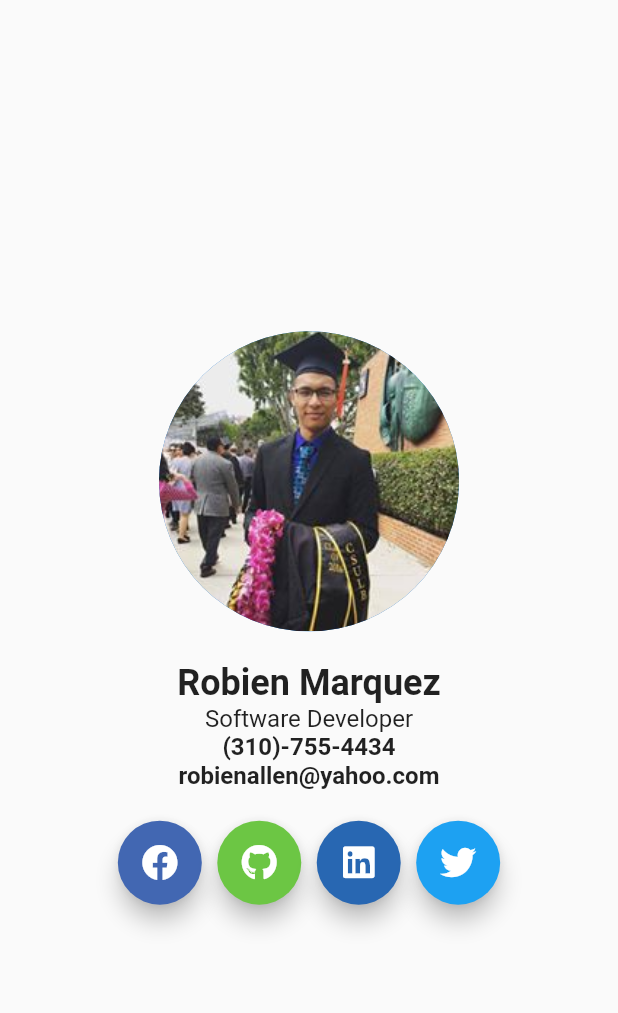
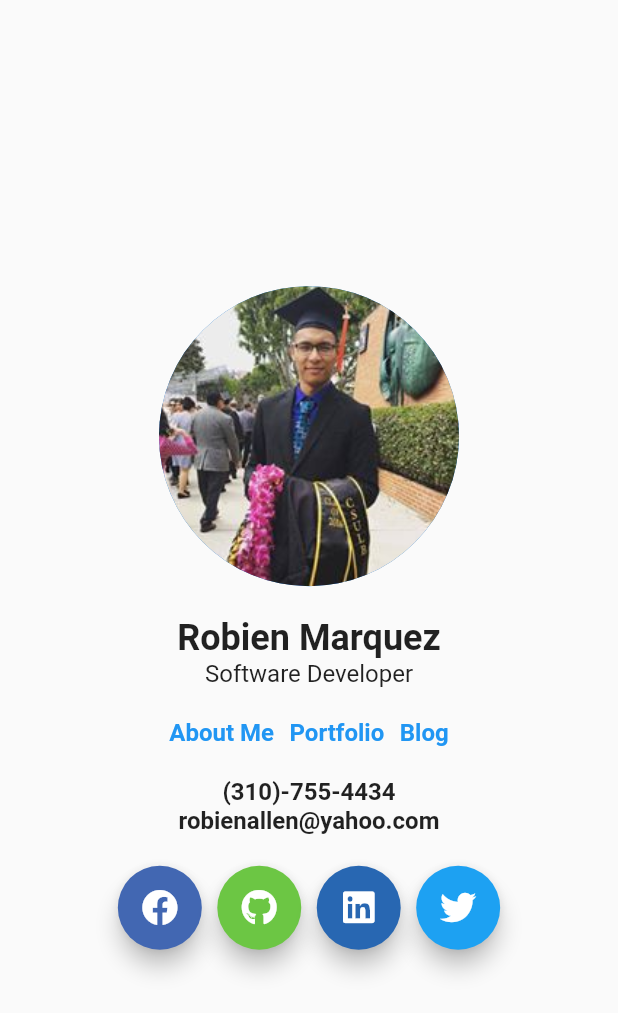
Before and after one commit to awwsnappitsrob24/flutter-personal-website, a Flutter app: the screen it shows after launch, on a phone screen of 412 x 824 dp. Shown: the top 1013 px of the screen. Run offline on Flutter 3.47's test engine with Material 2 defaults, Android fonts, the phone set to English and light mode, and no system bars; our stand-ins replace font_awesome_flutter.

Commit message:
create info hyperlinks for about me, portfolio and blog

```diff
--- a/lib/screens/home_page.dart
+++ b/lib/screens/home_page.dart
@@ -1,5 +1,6 @@
 import 'package:flutter/material.dart';
 import 'package:flutter_personal_website/utils/colors.dart';
+import 'package:flutter_personal_website/widgets/info_hyperlink.dart';
 import 'package:font_awesome_flutter/font_awesome_flutter.dart';
 import 'package:flutter_personal_website/utils/constants.dart';
 import 'package:flutter_personal_website/utils/size_config.dart';
@@ -13,6 +14,18 @@ class HomePage extends StatelessWidget {
   static const TextStyle titleStyle = TextStyle(fontSize: 16);
   static const TextStyle infoStyle =
       TextStyle(fontSize: 16, fontWeight: FontWeight.bold);
+
+  void _goToAboutMePage() {
+    print('about me');
+  }
+
+  void _goToPortfolioPage() {
+    print('portflio');
+  }
+
+  void _goToBlogPage() {
+    print('blog');
+  }
 
   @override
   Widget build(BuildContext context) {
@@ -36,6 +49,27 @@ class HomePage extends StatelessWidget {
             SizedBox(height: SizeConfig.widgetListHeightPadding),
             const Text(PersonalInfoConstants.myName, style: nameStyle),
             const Text(PersonalInfoConstants.myTitle, style: titleStyle),
+            SizedBox(height: SizeConfig.widgetListHeightPadding),
+            Row(
+              mainAxisAlignment: MainAxisAlignment.center,
+              children: [
+                InfoHyperlink(
+                  text: "About Me",
+                  onPressed: _goToAboutMePage,
+                ),
+                SizedBox(width: SizeConfig.widgetListWidthPadding),
+                InfoHyperlink(
+                  text: "Portfolio",
+                  onPressed: _goToPortfolioPage,
+                ),
+                SizedBox(width: SizeConfig.widgetListWidthPadding),
+                InfoHyperlink(
+                  text: "Blog",
+                  onPressed: _goToBlogPage,
+                ),
+              ],
+            ),
+            SizedBox(height: SizeConfig.widgetListHeightPadding),
             const Text(PersonalInfoConstants.myPhoneNumber, style: infoStyle),
             const Text(PersonalInfoConstants.myEmail, style: infoStyle),
             SizedBox(height: SizeConfig.widgetListHeightPadding),
--- /dev/null
+++ b/lib/widgets/info_hyperlink.dart
@@ -0,0 +1,20 @@
+import 'package:flutter/material.dart';
+
+class InfoHyperlink extends StatelessWidget {
+  final String text;
+  final void Function() onPressed;
+  const InfoHyperlink({Key? key, required this.text, required this.onPressed})
+      : super(key: key);
+
+  @override
+  Widget build(BuildContext context) {
+    return InkWell(
+      child: Text(
+        text,
+        style: const TextStyle(
+            color: Colors.blue, fontSize: 16, fontWeight: FontWeight.bold),
+      ),
+      onTap: onPressed,
+    );
+  }
+}
```
